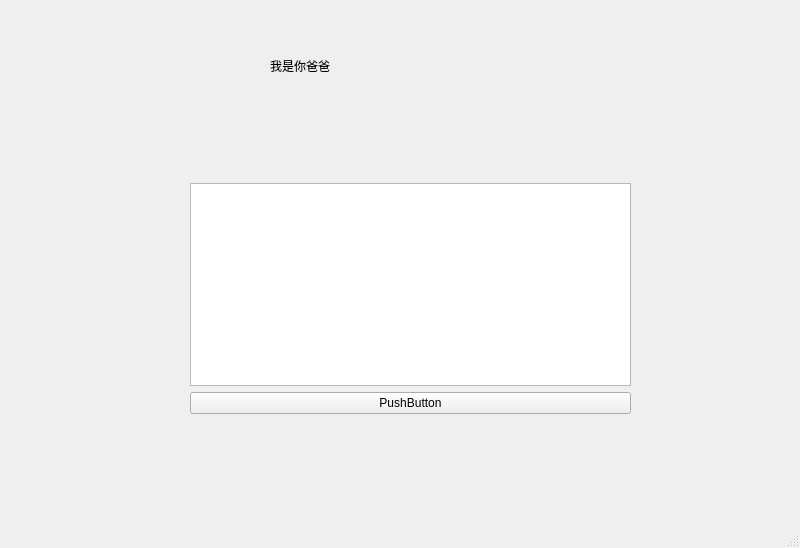
Old version of the form mainwindow.ui in the repository Cobra30621/NeuralNetworkHw.
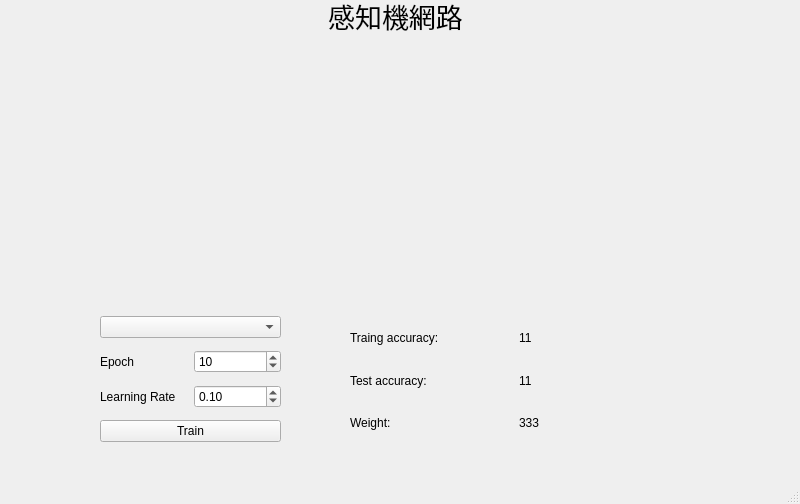
New version of the form. Custom widgets are drawn as their Qt base class.

Diff of the .ui file:
```diff
--- a/mainwindow.ui
+++ b/mainwindow.ui
@@ -7,7 +7,7 @@
     <x>0</x>
     <y>0</y>
     <width>800</width>
-    <height>548</height>
+    <height>504</height>
    </rect>
   </property>
   <property name="windowTitle">
@@ -17,38 +17,167 @@
    <widget class="QLabel" name="label">
     <property name="geometry">
      <rect>
-      <x>270</x>
-      <y>50</y>
+      <x>260</x>
+      <y>0</y>
       <width>271</width>
       <height>31</height>
      </rect>
     </property>
+    <property name="font">
+     <font>
+      <family>Arial</family>
+      <pointsize>20</pointsize>
+      <weight>50</weight>
+      <bold>false</bold>
+     </font>
+    </property>
     <property name="text">
-     <string>我是你爸爸</string>
+     <string>感知機網路</string>
+    </property>
+    <property name="alignment">
+     <set>Qt::AlignCenter</set>
     </property>
    </widget>
    <widget class="QWidget" name="verticalLayoutWidget">
     <property name="geometry">
      <rect>
-      <x>190</x>
-      <y>183</y>
-      <width>441</width>
-      <height>231</height>
+      <x>100</x>
+      <y>310</y>
+      <width>181</width>
+      <height>141</height>
      </rect>
     </property>
-    <layout class="QVBoxLayout" name="verticalLayout">
+    <layout class="QVBoxLayout" name="settingLayout">
      <item>
-      <widget class="QListView" name="listView"/>
+      <widget class="QComboBox" name="datasetComboBox"/>
      </item>
      <item>
-      <widget class="QPushButton" name="pushButton">
+      <layout class="QHBoxLayout" name="horizontalLayout_2">
+       <item>
+        <widget class="QLabel" name="label_3">
+         <property name="text">
+          <string>Epoch</string>
+         </property>
+        </widget>
+       </item>
+       <item>
+        <widget class="QSpinBox" name="epoch_spinBox">
+         <property name="maximum">
+          <number>1000</number>
+         </property>
+         <property name="value">
+          <number>10</number>
+         </property>
+        </widget>
+       </item>
+      </layout>
+     </item>
+     <item>
+      <layout class="QHBoxLayout" name="horizontalLayout">
+       <item>
+        <widget class="QLabel" name="label_2">
+         <property name="text">
+          <string>Learning Rate</string>
+         </property>
+        </widget>
+       </item>
+       <item>
+        <widget class="QDoubleSpinBox" name="learningRate_doubleSpinBox">
+         <property name="maximum">
+          <double>1.000000000000000</double>
+         </property>
+         <property name="value">
+          <double>0.100000000000000</double>
+         </property>
+        </widget>
+       </item>
+      </layout>
+     </item>
+     <item>
+      <widget class="QPushButton" name="trainButton">
        <property name="text">
-        <string>PushButton</string>
+        <string>Train</string>
        </property>
       </widget>
      </item>
     </layout>
    </widget>
+   <widget class="QWidget" name="verticalLayoutWidget_2">
+    <property name="geometry">
+     <rect>
+      <x>350</x>
+      <y>320</y>
+      <width>331</width>
+      <height>121</height>
+     </rect>
+    </property>
+    <layout class="QVBoxLayout" name="verticalLayout">
+     <item>
+      <layout class="QHBoxLayout" name="horizontalLayout_3">
+       <item>
+        <widget class="QLabel" name="trainAccuracy_label_2">
+         <property name="text">
+          <string>Traing accuracy:</string>
+         </property>
+        </widget>
+       </item>
+       <item>
+        <widget class="QLabel" name="trainAccuracy_label">
+         <property name="text">
+          <string>11</string>
+         </property>
+        </widget>
+       </item>
+      </layout>
+     </item>
+     <item>
+      <layout class="QHBoxLayout" name="horizontalLayout_4">
+       <item>
+        <widget class="QLabel" name="trainAccuracy_label_3">
+         <property name="text">
+          <string>Test accuracy:</string>
+         </property>
+        </widget>
+       </item>
+       <item>
+        <widget class="QLabel" name="testAccuracy_label">
+         <property name="text">
+          <string>11</string>
+         </property>
+        </widget>
+       </item>
+      </layout>
+     </item>
+     <item>
+      <layout class="QHBoxLayout" name="horizontalLayout_5">
+       <item>
+        <widget class="QLabel" name="trainAccuracy_label_5">
+         <property name="text">
+          <string>Weight:</string>
+         </property>
+        </widget>
+       </item>
+       <item>
+        <widget class="QLabel" name="weight_label">
+         <property name="text">
+          <string>333</string>
+         </property>
+        </widget>
+       </item>
+      </layout>
+     </item>
+    </layout>
+   </widget>
+   <widget class="MplWidget" name="MplWidget" native="true">
+    <property name="geometry">
+     <rect>
+      <x>50</x>
+      <y>50</y>
+      <width>291</width>
+      <height>221</height>
+     </rect>
+    </property>
+   </widget>
   </widget>
   <widget class="QMenuBar" name="menubar">
    <property name="geometry">
@@ -62,6 +191,14 @@
   </widget>
   <widget class="QStatusBar" name="statusbar"/>
  </widget>
+ <customwidgets>
+  <customwidget>
+   <class>MplWidget</class>
+   <extends>QWidget</extends>
+   <header>mplwidget.h</header>
+   <container>1</container>
+  </customwidget>
+ </customwidgets>
  <resources/>
  <connections/>
 </ui>
```
Left out of the diff: 2 changed lines with no effect on the pictures.
